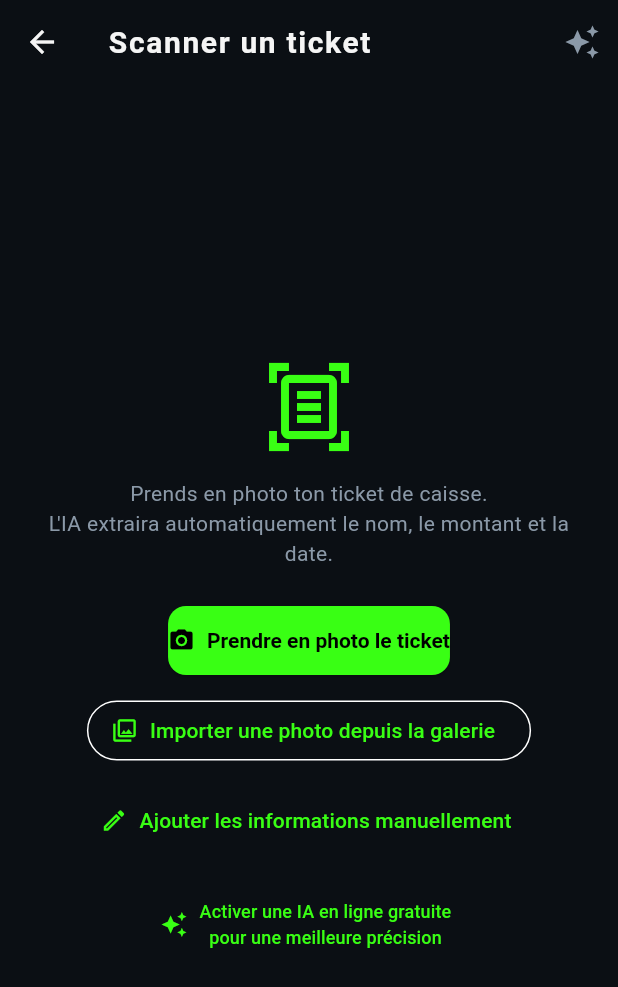
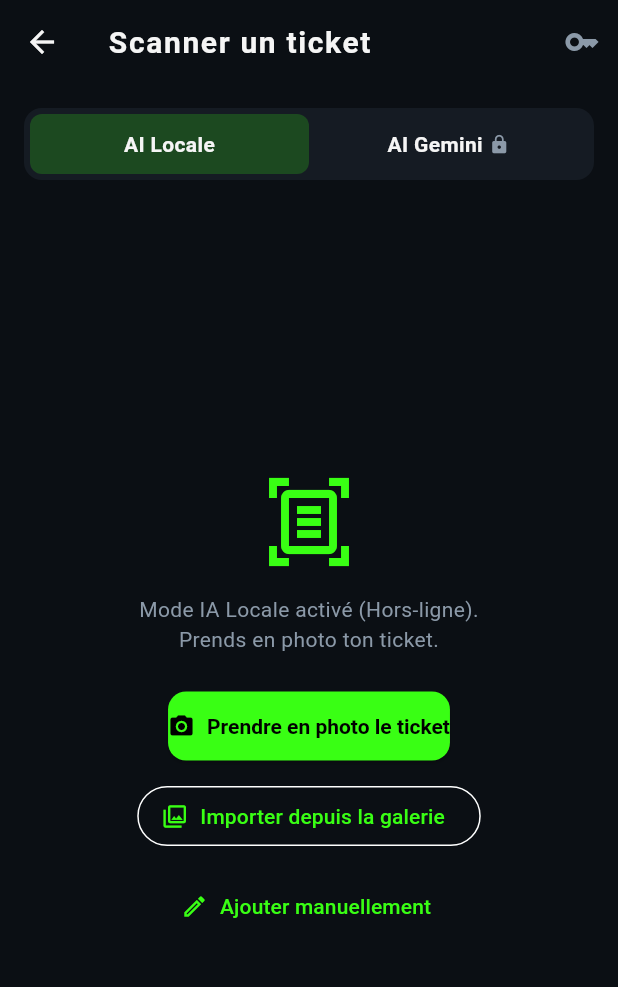
Before and after one commit to nayGG12/OpenLedgit, a Flutter app: the ScanTicketScreen screen opened directly with empty values, on a phone screen of 412 x 824 dp. Shown: the top 987 px of the screen. Run offline on Flutter 3.47's test engine with Material 3 defaults, Android fonts, the phone set to English and light mode, and no system bars; our stand-ins replace cloud_firestore, csv, file_picker, firebase_auth, firebase_core, google_generative_ai and 5 more; missing offline and left inert: google_mlkit_text_recognition; accounts and stored records are empty.

Commit message:
re modif ai

```diff
--- a/lib/screens/scan_ticket_screen.dart
+++ b/lib/screens/scan_ticket_screen.dart
@@ -1,3 +1,4 @@
+// [source: 28]
 import 'dart:io';
 import 'package:flutter/material.dart';
 import 'package:image_picker/image_picker.dart';
@@ -40,6 +41,9 @@ class _ScanTicketScreenState extends State<ScanTicketScreen> {
   String? _capturedImagePath;
   String? _geminiApiKey;
 
+  // Variable pour choisir entre l'IA Gemini en ligne et l'IA locale
+  bool _useGemini = true;
+
   @override
   void initState() {
     super.initState();
@@ -48,7 +52,15 @@ class _ScanTicketScreenState extends State<ScanTicketScreen> {
 
   Future<void> _loadApiKey() async {
     final key = await AISettingsService.getGeminiApiKey();
-    if (mounted) setState(() => _geminiApiKey = key);
+    if (mounted) {
+      setState(() {
+        _geminiApiKey = key;
+        // Si aucune clé n'est enregistrée, on force le mode local par défaut
+        if (key == null || key.isEmpty) {
+          _useGemini = false;
+        }
+      });
+    }
   }
 
   Future<void> _openApiKeyDialog() async {
@@ -64,8 +76,7 @@ class _ScanTicketScreenState extends State<ScanTicketScreen> {
           children: [
             const Text(
               'Renseigne ta clé API Gemini personnelle et gratuite pour une analyse '
-              'beaucoup plus fiable (marque, montant, catégorie). Sans clé, OpenLedger '
-              'utilise uniquement l\'analyse locale hors ligne.',
+              'beaucoup plus fiable (marque, montant, catégorie).',
               style: TextStyle(color: AppColors.textSecondary, fontSize: 13),
             ),
             const SizedBox(height: 12),
@@ -141,7 +152,8 @@ class _ScanTicketScreenState extends State<ScanTicketScreen> {
       _capturedImagePath = pickedFile.path;
     });
 
-    if (_geminiApiKey != null && _geminiApiKey!.isNotEmpty) {
+    // Si l'utilisateur a choisi Gemini et qu'une clé est présente
+    if (_useGemini && _geminiApiKey != null && _geminiApiKey!.isNotEmpty) {
       try {
         final aiResult = await AIVisionService.analyze(
           imagePath: pickedFile.path,
@@ -155,9 +167,13 @@ class _ScanTicketScreenState extends State<ScanTicketScreen> {
         return;
       } catch (e) {
         debugPrint('IA en ligne indisponible, repli sur l\'analyse locale : $e');
+        setState(() {
+          _error = 'Erreur IA Gemini : $e (Basculement en local)';
+        });
       }
     }
 
+    // Analyse locale (fallback ou choix explicite "IA locale")
     try {
       final inputImage = InputImage.fromFilePath(pickedFile.path);
       final RecognizedText recognizedText = await _textRecognizer.processImage(
@@ -180,42 +196,10 @@ class _ScanTicketScreenState extends State<ScanTicketScreen> {
     }
   }
 
+  // (Toutes les fonctions de parsing et _brandCategories restent inchangées ici...)
   static const Map<String, String> _brandCategories = {
     'carrefour': 'Alimentation', 'leclerc': 'Alimentation', 'e.leclerc': 'Alimentation',
     'auchan': 'Alimentation', 'intermarche': 'Alimentation', 'lidl': 'Alimentation',
-    'aldi': 'Alimentation', 'monoprix': 'Alimentation', 'casino': 'Alimentation',
-    'franprix': 'Alimentation', 'super u': 'Alimentation', 'systeme u': 'Alimentation',
-    'u express': 'Alimentation', 'cora': 'Alimentation', 'picard': 'Alimentation',
-    'biocoop': 'Alimentation', 'naturalia': 'Alimentation', 'grand frais': 'Alimentation',
-    'proxi': 'Alimentation', 'spar': 'Alimentation', 'boulangerie': 'Alimentation',
-    'patisserie': 'Alimentation', 'mcdonald': 'Alimentation', 'burger king': 'Alimentation',
-    'kfc': 'Alimentation', 'quick': 'Alimentation', 'subway': 'Alimentation',
-    'starbucks': 'Alimentation', 'brioche doree': 'Alimentation', 'paul': 'Alimentation',
-    'total': 'Transport', 'totalenergies': 'Transport', 'esso': 'Transport',
-    'shell': 'Transport', 'bp ': 'Transport', 'avia': 'Transport', 'sncf': 'Transport',
-    'ratp': 'Transport', 'uber': 'Transport', 'blablacar': 'Transport',
-    'vinci autoroutes': 'Transport', 'aprr': 'Transport', 'sanef': 'Transport',
-    'flixbus': 'Transport', 'indigo park': 'Transport', 'europcar': 'Transport',
-    'fnac': 'Shopping', 'darty': 'Shopping', 'boulanger': 'Shopping', 'amazon': 'Shopping',
-    'cdiscount': 'Shopping', 'zara': 'Shopping', 'h&m': 'Shopping', 'uniqlo': 'Shopping',
-    'decathlon': 'Shopping', 'la redoute': 'Shopping', 'sephora': 'Shopping',
-    'zalando': 'Shopping', 'ikea': 'Shopping',
-    'leroy merlin': 'Logement', 'castorama': 'Logement', 'brico depot': 'Logement',
-    'bricomarche': 'Logement', 'weldom': 'Logement', 'but ': 'Logement',
-    'conforama': 'Logement', 'edf': 'Logement', 'engie': 'Logement', 'veolia': 'Logement',
-    'pharmacie': 'Santé', 'parapharmacie': 'Santé',
-    'free mobile': 'Abonnements', 'orange': 'Abonnements', 'sfr': 'Abonnements',
-    'bouygues telecom': 'Abonnements', 'netflix': 'Abonnements', 'spotify': 'Abonnements',
-    'disney+': 'Abonnements', 'canal+': 'Abonnements',
-  };
-
-  static const Map<String, List<String>> _categoryKeywordFallback = {
-    'Alimentation': ['supermarche', 'boulangerie', 'boucherie', 'epicerie', 'primeur', 'fromagerie', 'restaurant', 'brasserie', 'traiteur'],
-    'Transport': ['essence', 'carburant', 'peage', 'parking', 'gazole', 'sans plomb', 'taxi', 'station service'],
-    'Santé': ['pharmacie', 'medecin', 'dentiste', 'opticien', 'mutuelle'],
-    'Logement': ['bricolage', 'quincaillerie', 'jardinerie', 'meuble', 'electromenager'],
-    'Loisirs': ['cinema', 'theatre', 'concert', 'billetterie', 'musee'],
-    'Shopping': ['vetement', 'chaussure', 'pret a porter', 'bijouterie'],
   };
 
   static final RegExp _noiseLineRegex = RegExp(
@@ -257,119 +241,45 @@ class _ScanTicketScreenState extends State<ScanTicketScreen> {
   }
 
   String _toDisplayName(String key) {
-    return key
-        .split(' ')
-        .map((w) => w.isEmpty ? w : '${w[0].toUpperCase()}${w.substring(1)}')
-        .join(' ');
+    return key.split(' ').map((w) => w.isEmpty ? w : '${w[0].toUpperCase()}${w.substring(1)}').join(' ');
   }
 
   String _fallbackTitle(List<String> lines) {
     for (final line in lines.take(5)) {
       final trimmed = line.trim();
-      if (trimmed.length > 2 &&
-          !RegExp(r'^\d+$').hasMatch(trimmed) &&
-          !_noiseLineRegex.hasMatch(trimmed)) {
+      if (trimmed.length > 2 && !RegExp(r'^\d+$').hasMatch(trimmed) && !_noiseLineRegex.hasMatch(trimmed)) {
         return trimmed;
       }
     }
     return 'Ticket magasin';
   }
 
-  String _fallbackCategory(List<String> lines) {
-    final fullText = _normalize(lines.join(' '));
-    for (final entry in _categoryKeywordFallback.entries) {
-      if (entry.value.any((kw) => fullText.contains(kw))) {
-        if (kCategories.contains(entry.key)) {
-          return entry.key;
-        }
-      }
-    }
-    return kCategories.isNotEmpty ? kCategories.first : 'Autre';
-  }
-
-  static const List<String> _totalKeywordsPriority = [
-    'net a payer',
-    'montant total',
-    'total ttc',
-    'total a payer',
-    'a payer',
-    'total',
-  ];
+  String _fallbackCategory(List<String> lines) => kCategories.isNotEmpty ? kCategories.first : 'Autre';
 
   double? _extractTotalAmount(List<String> lines) {
-    for (final keyword in _totalKeywordsPriority) {
-      for (var i = 0; i < lines.length; i++) {
-        final normalized = _normalize(lines[i]);
-        if (normalized.contains('sous total') ||
-            normalized.contains('sous-total') ||
-            normalized.contains('soustotal') ||
-            _noiseLineRegex.hasMatch(lines[i])) {
-          continue;
-        }
-        if (normalized.contains(keyword)) {
-          var found = _extractNumber(lines[i]);
-          if (found == null && i + 1 < lines.length) {
-            found = _extractNumber(lines[i + 1]);
-          }
-          if (found != null && found > 0 && found < 10000) {
-            return found;
-          }
-        }
-      }
+    for (final line in lines) {
+      final val = _extractNumber(line);
+      if (val != null && val > 0 && val < 10000) return val;
     }
     return null;
   }
 
-  String? _detectLocation(List<String> lines) {
-    final regExp = RegExp(r'\b(\d{5})\s+([A-ZÀ-Ü][A-Za-zÀ-ÿ\-\s]{1,25})\b');
-    for (final line in lines) {
-      final match = regExp.firstMatch(line);
-      if (match != null) {
-        return '${match.group(1)} ${match.group(2)!.trim()}';
-      }
-    }
-    return null;
-  }
+  String? _detectLocation(List<String> lines) => null;
 
   ScannedTicketData _parseRecognizedText(RecognizedText recognizedText) {
-    DateTime? date;
-
     final List<String> lines = [];
     for (TextBlock block in recognizedText.blocks) {
       for (TextLine line in block.lines) {
         lines.add(line.text);
       }
     }
-
-    for (final line in lines) {
-      date ??= _parseDate(line);
-    }
-
     final brand = _detectBrand(lines);
-    final title = brand.name ?? _fallbackTitle(lines);
-    final category = brand.category ?? _fallbackCategory(lines);
-
-    double? amount = _extractTotalAmount(lines);
-    if (amount == null) {
-      double maxVal = 0.0;
-      for (final line in lines) {
-        if (_noiseLineRegex.hasMatch(line)) continue;
-        final val = _extractNumber(line);
-        if (val != null && val > maxVal && val < 5000) {
-          maxVal = val;
-        }
-      }
-      if (maxVal > 0) amount = maxVal;
-    }
-
-    final location = _detectLocation(lines);
-
     return ScannedTicketData(
-      title: title,
-      amount: amount,
-      date: date ?? DateTime.now(),
-      category: category,
-      location: location,
+      title: brand.name ?? _fallbackTitle(lines),
+      amount: _extractTotalAmount(lines),
+      date: DateTime.now(),
+      category: brand.category ?? _fallbackCategory(lines),
+      location: _detectLocation(lines),
       source: TicketSource.local,
     );
   }
@@ -379,21 +289,6 @@ class _ScanTicketScreenState extends State<ScanTicketScreen> {
     final match = regExp.firstMatch(text.replaceAll(' ', ''));
     if (match != null) {
       return double.tryParse(match.group(1)!.replaceAll(',', '.'));
-    }
-    return null;
-  }
-
-  DateTime? _parseDate(String text) {
-    final regExp = RegExp(r'(\d{2})[./-](\d{2})[./-](\d{2,4})');
-    final match = regExp.firstMatch(text);
-    if (match != null) {
-      final day = int.parse(match.group(1)!);
-      final month = int.parse(match.group(2)!);
-      var year = int.parse(match.group(3)!);
-      if (year < 100) year += 2000;
-      try {
-        return DateTime(year, month, day);
-      } catch (_) {}
     }
     return null;
   }
@@ -425,11 +320,7 @@ class _ScanTicketScreenState extends State<ScanTicketScreen> {
   void _openManualEntry() {
     Navigator.push<bool>(
       context,
-      MaterialPageRoute(
-        builder: (_) => AddTransactionScreen(
-          accounts: widget.accounts,
-        ),
-      ),
+      MaterialPageRoute(builder: (_) => AddTransactionScreen(accounts: widget.accounts)),
     ).then((saved) {
       if (saved == true && mounted) Navigator.pop(context, true);
     });
@@ -437,17 +328,17 @@ class _ScanTicketScreenState extends State<ScanTicketScreen> {
 
   @override
   Widget build(BuildContext context) {
+    bool hasKey = (_geminiApiKey != null && _geminiApiKey!.isNotEmpty);
+
     return Scaffold(
       appBar: AppBar(
         title: const Text('Scanner un ticket'),
         actions: [
           IconButton(
-            tooltip: 'Configurer l\'IA en ligne (Gemini)',
+            tooltip: 'Configurer la clé API Gemini',
             icon: Icon(
-              Icons.auto_awesome,
-              color: (_geminiApiKey != null && _geminiApiKey!.isNotEmpty)
-                  ? AppColors.green
-                  : AppColors.textSecondary,
+              Icons.key,
+              color: hasKey ? AppColors.green : AppColors.textSecondary,
             ),
             onPressed: _openApiKeyDialog,
           ),
@@ -459,6 +350,73 @@ class _ScanTicketScreenState extends State<ScanTicketScreen> {
         child: Column(
           crossAxisAlignment: CrossAxisAlignment.stretch,
           children: [
+            // --- BOUTON DE SÉLECTION AI LOCAL / AI GEMINI ---
+            Container(
+              padding: const EdgeInsets.all(4),
+              decoration: BoxDecoration(
+                color: AppColors.card,
+                borderRadius: BorderRadius.circular(12),
+              ),
+              child: Row(
+                children: [
+                  Expanded(
+                    child: GestureDetector(
+                      onTap: () => setState(() => _useGemini = false),
+                      child: Container(
+                        padding: const EdgeInsets.symmetric(vertical: 10),
+                        decoration: BoxDecoration(
+                          color: !_useGemini ? AppColors.green.withValues(alpha: 0.2) : Colors.transparent,
+                          borderRadius: BorderRadius.circular(8),
+                        ),
+                        child: const Text(
+                          'AI Locale',
+                          textAlign: TextAlign.center,
+                          style: TextStyle(
+                            color: AppColors.textPrimary,
+                            fontWeight: FontWeight.bold,
+                          ),
+                        ),
+                      ),
+                    ),
+                  ),
+                  Expanded(
+                    child: GestureDetector(
+                      onTap: () {
+                        if (!hasKey) {
+                          _openApiKeyDialog();
+                        } else {
+                          setState(() => _useGemini = true);
+                        }
+                      },
+                      child: Container(
+                        padding: const EdgeInsets.symmetric(vertical: 10),
+                        decoration: BoxDecoration(
+                          color: _useGemini ? AppColors.green.withValues(alpha: 0.2) : Colors.transparent,
+                          borderRadius: BorderRadius.circular(8),
+                        ),
+                        child: Row(
+                          mainAxisAlignment: MainAxisAlignment.center,
+                          children: [
+                            const Text(
+                              'AI Gemini',
+                              style: TextStyle(
+                                color: AppColors.textPrimary,
+                                fontWeight: FontWeight.bold,
+                              ),
+                            ),
+                            if (!hasKey) ...[
+                              const SizedBox(width: 4),
+                              const Icon(Icons.lock, size: 14, color: AppColors.textSecondary),
+                            ]
+                          ],
+                        ),
+                      ),
+                    ),
+                  ),
+                ],
+              ),
+            ),
+            const SizedBox(height: 16),
             Expanded(
               child: _isProcessing
                   ? const Center(
@@ -480,16 +438,18 @@ class _ScanTicketScreenState extends State<ScanTicketScreen> {
                       child: Column(
                         mainAxisSize: MainAxisSize.min,
                         children: [
-                          const Icon(
+                           const Icon(
                             Icons.document_scanner_outlined,
                             size: 64,
                             color: AppColors.green,
                           ),
                           const SizedBox(height: 16),
-                          const Text(
-                            'Prends en photo ton ticket de caisse.\nL\'IA extraira automatiquement le nom, le montant et la date.',
+                          Text(
+                            _useGemini
+                              ? 'Mode IA Gemini activé.\nPrends en photo ton ticket.'
+                              : 'Mode IA Locale activé (Hors-ligne).\nPrends en photo ton ticket.',
                             textAlign: TextAlign.center,
-                            style: TextStyle(color: AppColors.textSecondary),
+                            style: const TextStyle(color: AppColors.textSecondary),
                           ),
                            const SizedBox(height: 24),
                            ElevatedButton.icon(
@@ -501,26 +461,14 @@ class _ScanTicketScreenState extends State<ScanTicketScreen> {
                            OutlinedButton.icon(
                              onPressed: _pickFromGalleryAndProcessTicket,
                              icon: const Icon(Icons.photo_library_outlined),
-                             label: const Text('Importer une photo depuis la galerie'),
+                             label: const Text('Importer depuis la galerie'),
                            ),
                            const SizedBox(height: 12),
                            TextButton.icon(
                              onPressed: _openManualEntry,
                              icon: const Icon(Icons.edit_outlined),
-                             label: const Text('Ajouter les informations manuellement'),
+                             label: const Text('Ajouter manuellement'),
                            ),
-                           if (_geminiApiKey == null || _geminiApiKey!.isEmpty) ...[
-                             const SizedBox(height: 20),
-                             TextButton.icon(
-                               onPressed: _openApiKeyDialog,
-                               icon: const Icon(Icons.auto_awesome, size: 18),
-                               label: const Text(
-                                 'Activer une IA en ligne gratuite\npour une meilleure précision',
-                                 textAlign: TextAlign.center,
-                                 style: TextStyle(fontSize: 12),
-                               ),
-                             ),
-                           ],
                         ],
                       ),
                     ),
@@ -536,19 +484,9 @@ class _ScanTicketScreenState extends State<ScanTicketScreen> {
                 label: const Text('Refaire une photo'),
               ),
               const SizedBox(height: 10),
-              OutlinedButton.icon(
-                onPressed: _pickFromGalleryAndProcessTicket,
-                icon: const Icon(Icons.photo_library_outlined),
-                label: const Text('Importer une autre photo'),
-              ),
-              const SizedBox(height: 10),
               ElevatedButton.icon(
-                onPressed: widget.returnScannedData
-                    ? _returnScannedData
-                    : _openPrefilledEntry,
-                style: ElevatedButton.styleFrom(
-                  backgroundColor: AppColors.green,
-                ),
+                onPressed: widget.returnScannedData ? _returnScannedData : _openPrefilledEntry,
+                style: ElevatedButton.styleFrom(backgroundColor: AppColors.green),
                 icon: const Icon(Icons.check),
                 label: const Text('Utiliser ces informations'),
               ),
@@ -586,8 +524,7 @@ class _ScanTicketScreenState extends State<ScanTicketScreen> {
               Container(
                 padding: const EdgeInsets.symmetric(horizontal: 8, vertical: 4),
                 decoration: BoxDecoration(
-                  color: (ticket.source == TicketSource.ai ? AppColors.green : AppColors.textSecondary)
-                      .withValues(alpha: 0.15),
+                  color: (ticket.source == TicketSource.ai ? AppColors.green : AppColors.textSecondary).withValues(alpha: 0.15),
                   borderRadius: BorderRadius.circular(8),
                 ),
                 child: Text(
@@ -605,23 +542,13 @@ class _ScanTicketScreenState extends State<ScanTicketScreen> {
           _buildPreviewRow('Nom / Titre', ticket.title),
           _buildPreviewRow(
             'Montant',
-            ticket.amount != null
-                ? '${ticket.amount?.toStringAsFixed(2)} €'
-                : 'Non détecté',
+            ticket.amount != null ? '${ticket.amount?.toStringAsFixed(2)} €' : 'Non détecté',
           ),
           _buildPreviewRow(
             'Date',
-            ticket.date != null
-                ? '${ticket.date?.day.toString().padLeft(2, '0')}/${ticket.date?.month.toString().padLeft(2, '0')}/${ticket.date?.year}'
-                : 'Non détectée',
+            ticket.date != null ? '${ticket.date?.day.toString().padLeft(2, '0')}/${ticket.date?.month.toString().padLeft(2, '0')}/${ticket.date?.year}' : 'Non détectée',
           ),
           _buildPreviewRow('Catégorie', ticket.category ?? 'Autre'),
-          if (ticket.location != null) _buildPreviewRow('Lieu détecté', ticket.location!),
-          const Spacer(),
-          const Text(
-            'Vérifie les données. Tu pourras les modifier à l\'étape suivante si besoin.',
-            style: TextStyle(color: AppColors.textSecondary, fontSize: 12),
-          ),
         ],
       ),
     );
```
